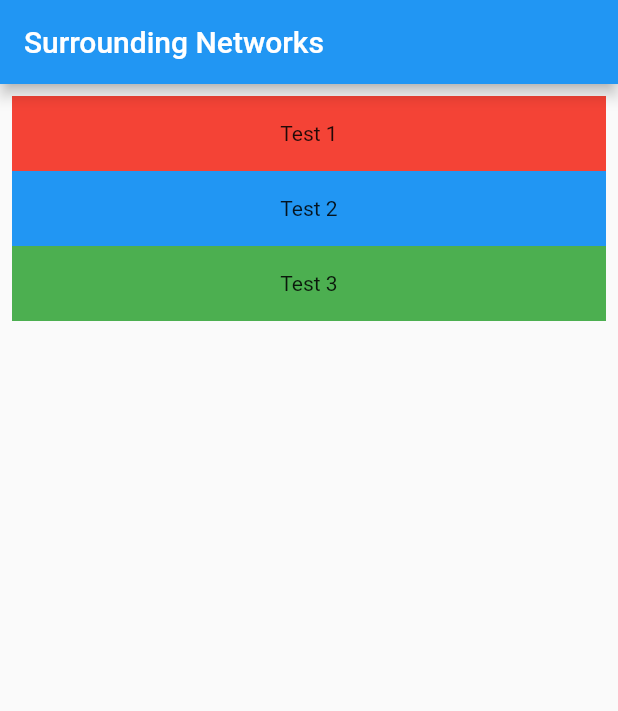
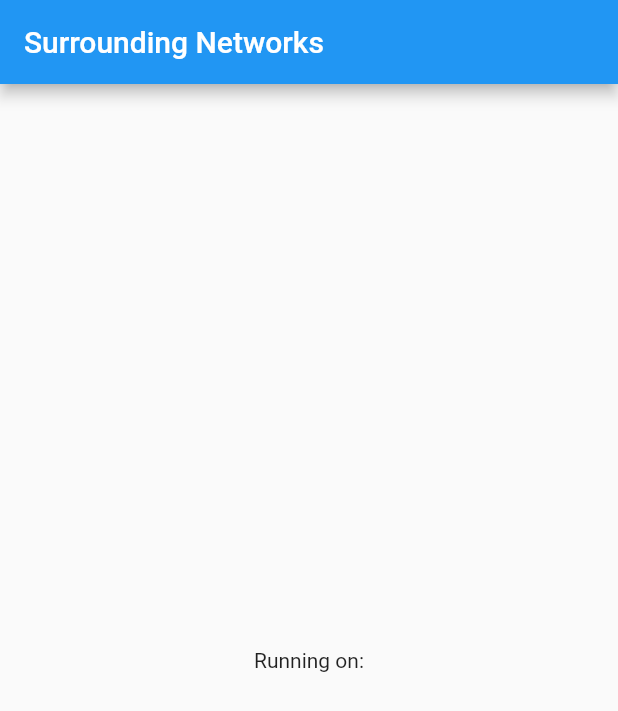
Before and after one commit to dbuts/network_analyzer, a Flutter app: the screen it shows after launch, on a phone screen of 412 x 824 dp. Shown: the top 711 px of the screen. Run offline on Flutter 3.47's test engine with Material 2 defaults, Android fonts, the phone set to English and light mode, and no system bars; missing offline and left inert: wifi_info_plugin.

Commit message:
Added class that shows current ip address on homepage

```diff
--- a/lib/main.dart
+++ b/lib/main.dart
@@ -1,5 +1,5 @@
 import 'package:flutter/material.dart';
-import 'package:wifi_info_plugin/wifi_info_plugin.dart';
+import 'wifi_info.dart';
 
 void main() {
   runApp(MyApp());
@@ -61,25 +61,7 @@ class _MyHomePageState extends State<MyHomePage> {
         child: Column(
           mainAxisAlignment: MainAxisAlignment.center,
           children: <Widget>[
-            Expanded(
-              child: ListView(
-                padding: const EdgeInsets.all(8),
-                children: <Widget>[
-                  Container(
-                      height: 50,
-                      color: Colors.red,
-                      child: const Center(child: Text("Test 1"))),
-                  Container(
-                      height: 50,
-                      color: Colors.blue,
-                      child: const Center(child: Text("Test 2"))),
-                  Container(
-                      height: 50,
-                      color: Colors.green,
-                      child: const Center(child: Text("Test 3"))),
-                ],
-              ),
-            )
+            WifiInfo(),
           ],
         ),
       ),
--- /dev/null
+++ b/lib/wifi_info.dart
@@ -0,0 +1,42 @@
+import 'package:flutter/material.dart';
+import 'package:wifi_info_plugin/wifi_info_plugin.dart';
+import 'package:flutter/services.dart';
+import 'dart:async';
+
+class WifiInfo extends StatefulWidget {
+  @override
+  _WifiInfoState createState() => _WifiInfoState();
+}
+
+class _WifiInfoState extends State<WifiInfo> {
+  WifiInfoWrapper _wifiObject;
+
+  @override
+  void initState() {
+    super.initState();
+    initPlatformState();
+  }
+
+  // Platform messages are asynchronous, so we initialize in an async method.
+  Future<void> initPlatformState() async {
+    WifiInfoWrapper wifiObject;
+    // Platform messages may fail, so we use a try/catch PlatformException.
+    try {
+      wifiObject = await WifiInfoPlugin.wifiDetails;
+    } on PlatformException {}
+    if (!mounted) return;
+
+    setState(() {
+      _wifiObject = wifiObject;
+    });
+  }
+
+  @override
+  Widget build(BuildContext context) {
+    String ipAddress =
+        _wifiObject != null ? _wifiObject.ipAddress.toString() : "ip";
+    return Center(
+      child: Text('Running on:' + ipAddress),
+    );
+  }
+}
```
